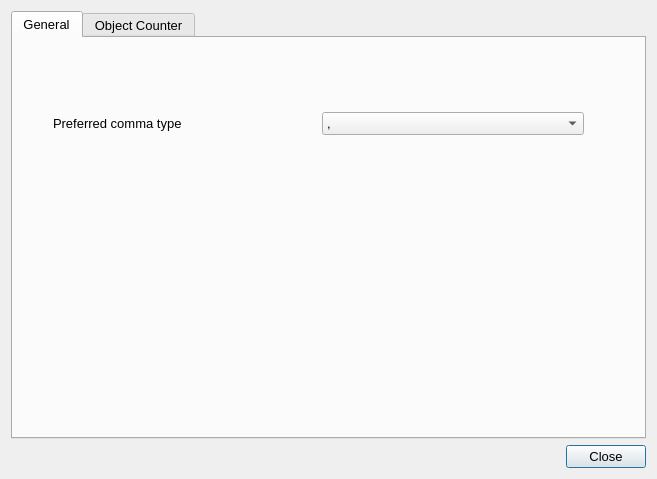
This is dialogsettings.ui in Neural-Systems-at-UIO/nutil as Qt 5 draws it before an edit. The edited form follows.
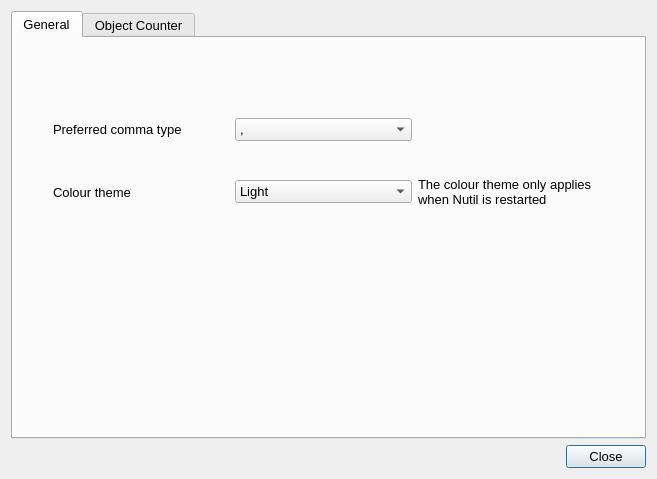
This is the edited form.

The edit to the form file:
```diff
--- a/dialogsettings.ui
+++ b/dialogsettings.ui
@@ -40,18 +40,11 @@
           <rect>
            <x>40</x>
            <y>50</y>
-           <width>531</width>
-           <height>71</height>
+           <width>541</width>
+           <height>151</height>
           </rect>
          </property>
-         <layout class="QGridLayout" name="gridLayout_2">
-          <item row="0" column="0">
-           <widget class="QLabel" name="label_3">
-            <property name="text">
-             <string>Preferred comma type</string>
-            </property>
-           </widget>
-          </item>
+         <layout class="QGridLayout" name="gridLayout_2" columnstretch="2,2,2">
           <item row="0" column="1">
            <widget class="QComboBox" name="cmbComma">
             <item>
@@ -66,6 +59,54 @@
             </item>
            </widget>
           </item>
+          <item row="1" column="1">
+           <widget class="QComboBox" name="cmbThemes">
+            <item>
+             <property name="text">
+              <string>Light</string>
+             </property>
+            </item>
+            <item>
+             <property name="text">
+              <string>Dark</string>
+             </property>
+            </item>
+            <item>
+             <property name="text">
+              <string>Blue</string>
+             </property>
+            </item>
+            <item>
+             <property name="text">
+              <string>Purple</string>
+             </property>
+            </item>
+           </widget>
+          </item>
+          <item row="0" column="0">
+           <widget class="QLabel" name="label_3">
+            <property name="text">
+             <string>Preferred comma type</string>
+            </property>
+           </widget>
+          </item>
+          <item row="1" column="0">
+           <widget class="QLabel" name="label_4">
+            <property name="text">
+             <string>Colour theme</string>
+            </property>
+           </widget>
+          </item>
+          <item row="1" column="2">
+           <widget class="QLabel" name="label_5">
+            <property name="text">
+             <string>The colour theme only applies when Nutil is restarted</string>
+            </property>
+            <property name="wordWrap">
+             <bool>true</bool>
+            </property>
+           </widget>
+          </item>
          </layout>
         </widget>
        </widget>
```
